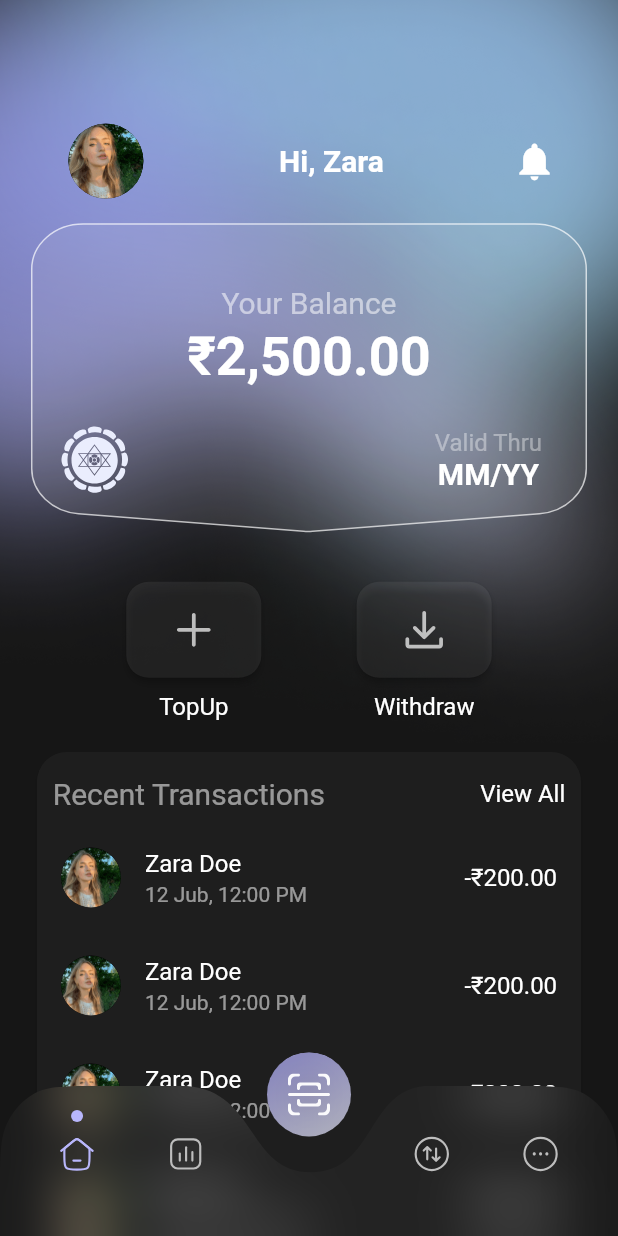
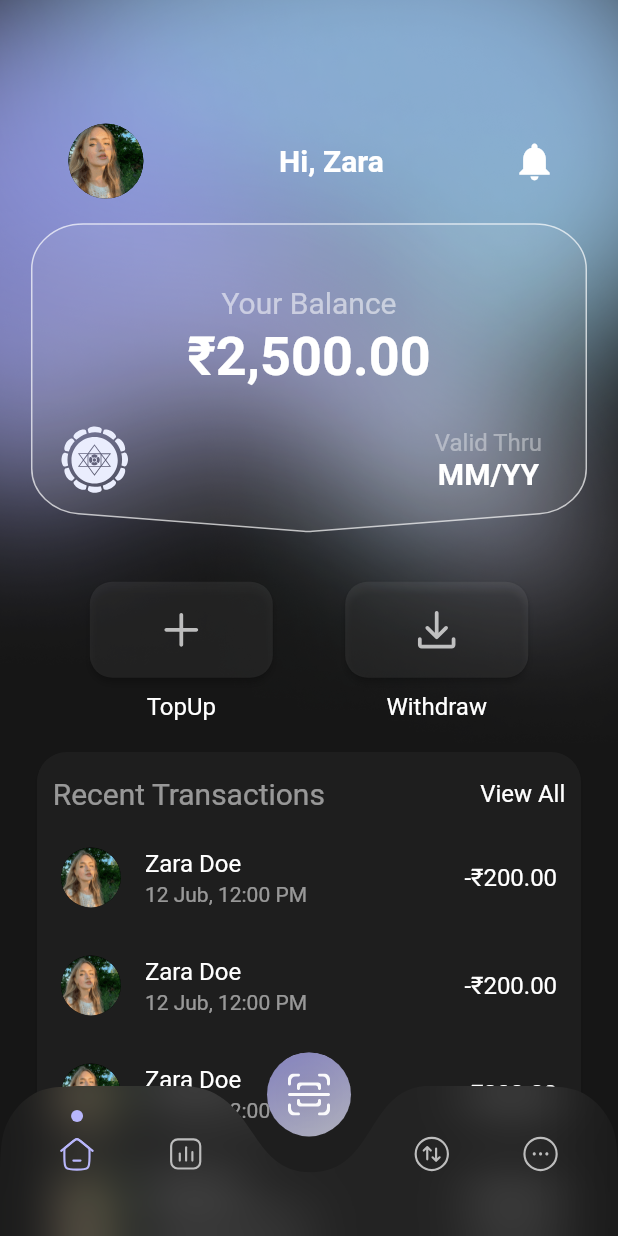
Before and after one commit to Auro-Project/auropay, a Flutter app: the HomeScreen screen opened by its route, on a phone screen of 412 x 824 dp. Run offline on Flutter 3.47's test engine with Material 2 defaults, Android fonts, the light colour scheme and no system bars; our stand-ins replace charts_flutter, flutter_svg, share_plus.

Commit message:
Updated Login Screens and HomeScreen

```diff
--- a/lib/view/pages/HomeScreen.dart
+++ b/lib/view/pages/HomeScreen.dart
@@ -248,7 +248,7 @@ class _HomeScreenState extends State<HomeScreen> {
       ) {
     final themeProvider = Provider.of<ThemeProvider>(context);
     return SizedBox(
-      width: 90,
+      width: 140,
       child: Column(
         children: [
           ElevatedButton(
@@ -257,10 +257,9 @@ class _HomeScreenState extends State<HomeScreen> {
               shape: RoundedRectangleBorder(
                 borderRadius: BorderRadius.circular(15),
               ),
-                minimumSize: const Size(200, 50)
             ),
             child: Padding(
-              padding: const EdgeInsets.symmetric(horizontal: 2, vertical: 17),
+              padding: const EdgeInsets.symmetric(horizontal: 30, vertical: 17),
               child: SvgPicture.asset(
                 icon,
                 height: 30,
```
